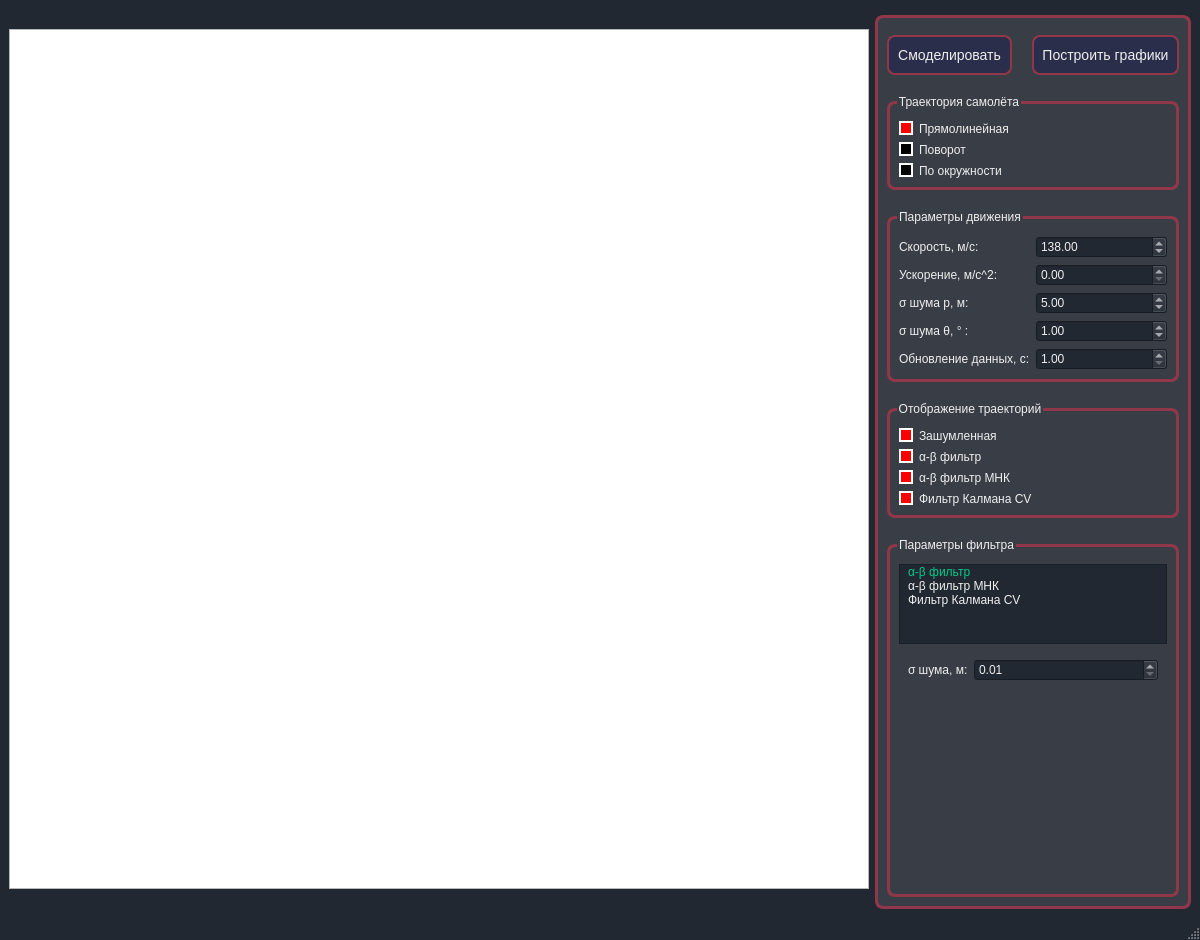
First picture: the form in FilterCheckingProgram/GUI/mainwindow.ui, repository Omazz/SurveillanceTracker, before the edit.
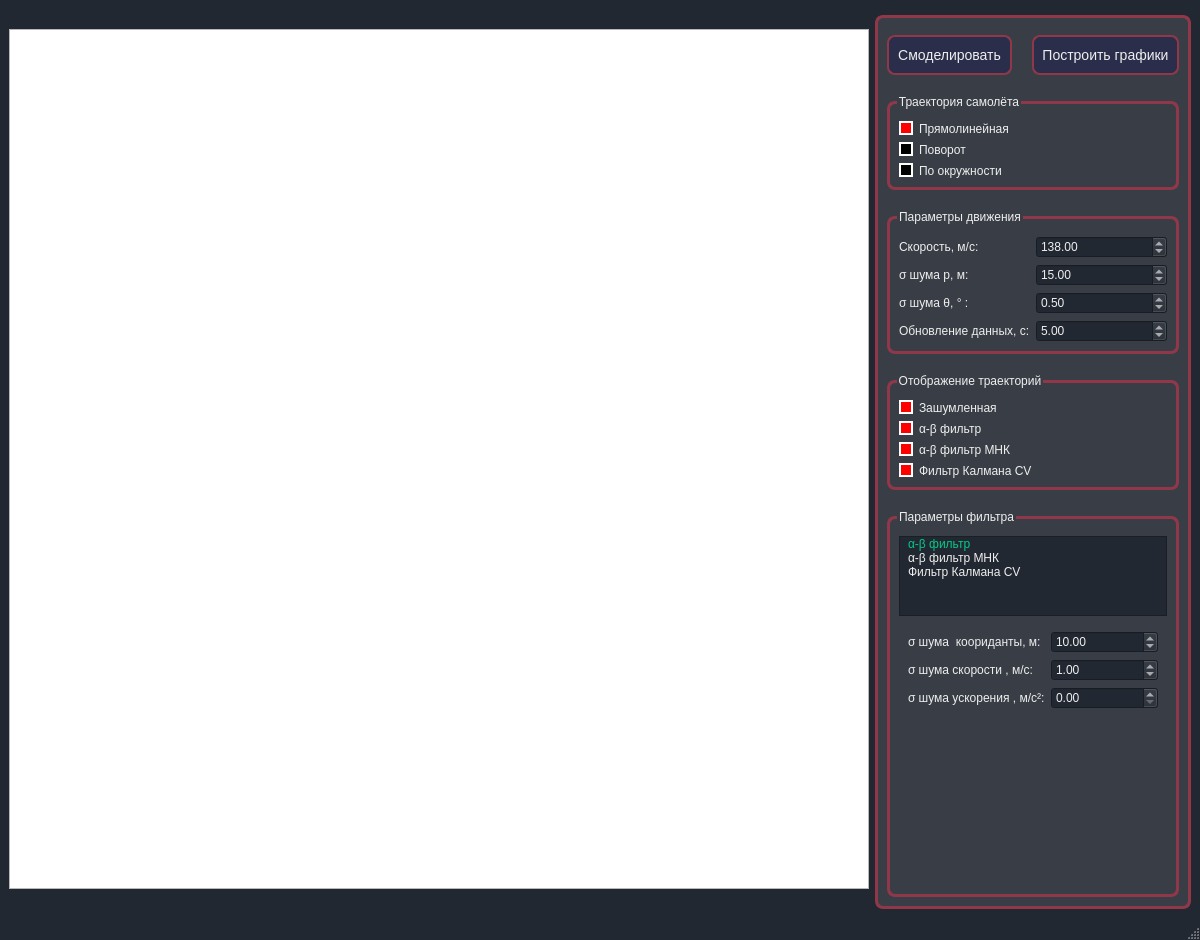
Second picture: the form after the edit. The open tabs and pages were chosen to show the change.

Patch:
```diff
--- a/FilterCheckingProgram/GUI/mainwindow.ui
+++ b/FilterCheckingProgram/GUI/mainwindow.ui
@@ -282,44 +282,30 @@
            </widget>
           </item>
           <item row="1" column="0">
-           <widget class="QLabel" name="L_acceleration">
-            <property name="text">
-             <string>Ускорение, м/с^2:</string>
-            </property>
-           </widget>
-          </item>
-          <item row="1" column="1">
-           <widget class="QDoubleSpinBox" name="DSB_acceleration">
-            <property name="maximum">
-             <double>50.000000000000000</double>
-            </property>
-           </widget>
-          </item>
-          <item row="2" column="0">
            <widget class="QLabel" name="L_sigmaRho">
             <property name="text">
              <string>σ шума p, м:</string>
             </property>
            </widget>
           </item>
-          <item row="2" column="1">
+          <item row="1" column="1">
            <widget class="QDoubleSpinBox" name="DSB_sigmaRho">
             <property name="maximum">
              <double>50.000000000000000</double>
             </property>
             <property name="value">
-             <double>5.000000000000000</double>
+             <double>15.000000000000000</double>
             </property>
            </widget>
           </item>
-          <item row="3" column="0">
+          <item row="2" column="0">
            <widget class="QLabel" name="L_sigmaTheta">
             <property name="text">
              <string>σ шума θ, ° :</string>
             </property>
            </widget>
           </item>
-          <item row="3" column="1">
+          <item row="2" column="1">
            <widget class="QDoubleSpinBox" name="DSB_sigmaTheta">
             <property name="maximum">
              <double>5.000000000000000</double>
@@ -328,18 +314,18 @@
              <double>0.100000000000000</double>
             </property>
             <property name="value">
-             <double>1.000000000000000</double>
+             <double>0.500000000000000</double>
             </property>
            </widget>
           </item>
-          <item row="4" column="0">
+          <item row="3" column="0">
            <widget class="QLabel" name="L_updateTime">
             <property name="text">
              <string>Обновление данных, с:</string>
             </property>
            </widget>
           </item>
-          <item row="4" column="1">
+          <item row="3" column="1">
            <widget class="QDoubleSpinBox" name="DSB_updateTime">
             <property name="minimum">
              <double>1.000000000000000</double>
@@ -347,6 +333,9 @@
             <property name="maximum">
              <double>15.000000000000000</double>
             </property>
+            <property name="value">
+             <double>5.000000000000000</double>
+            </property>
            </widget>
           </item>
          </layout>
@@ -534,7 +523,7 @@
               <item row="0" column="0">
                <widget class="QLabel" name="L_KalmanFilterCV_sigmaNoise">
                 <property name="text">
-                 <string>σ шума, м:</string>
+                 <string>σ шума  коориданты, м:</string>
                 </property>
                </widget>
               </item>
@@ -542,6 +531,52 @@
                <widget class="QDoubleSpinBox" name="DSB_KalmanFilterCV_sigmaNoise">
                 <property name="minimum">
                  <double>0.010000000000000</double>
+                </property>
+                <property name="maximum">
+                 <double>50.000000000000000</double>
+                </property>
+                <property name="singleStep">
+                 <double>0.100000000000000</double>
+                </property>
+                <property name="value">
+                 <double>10.000000000000000</double>
+                </property>
+               </widget>
+              </item>
+              <item row="1" column="0">
+               <widget class="QLabel" name="L_KalmanFilterCV_sigmaNoiseVelocity">
+                <property name="text">
+                 <string>σ шума скорости , м/c:</string>
+                </property>
+               </widget>
+              </item>
+              <item row="1" column="1">
+               <widget class="QDoubleSpinBox" name="DSB_KalmanFilterCV_sigmaNoiseVelocity">
+                <property name="minimum">
+                 <double>0.010000000000000</double>
+                </property>
+                <property name="maximum">
+                 <double>50.000000000000000</double>
+                </property>
+                <property name="singleStep">
+                 <double>0.100000000000000</double>
+                </property>
+                <property name="value">
+                 <double>1.000000000000000</double>
+                </property>
+               </widget>
+              </item>
+              <item row="2" column="0">
+               <widget class="QLabel" name="L_KalmanFilterCV_sigmaNoiseAcceleration">
+                <property name="text">
+                 <string>σ шума ускорения , м/c²:</string>
+                </property>
+               </widget>
+              </item>
+              <item row="2" column="1">
+               <widget class="QDoubleSpinBox" name="DSB_KalmanFilterCV_sigmaNoiseAcceleration">
+                <property name="minimum">
+                 <double>0.000000000000000</double>
                 </property>
                 <property name="maximum">
                  <double>25.000000000000000</double>
@@ -549,6 +584,9 @@
                 <property name="singleStep">
                  <double>0.100000000000000</double>
                 </property>
+                <property name="value">
+                 <double>0.000000000000000</double>
+                </property>
                </widget>
               </item>
              </layout>
```
Left out of the diff: 4 changed lines with no effect on the pictures.
